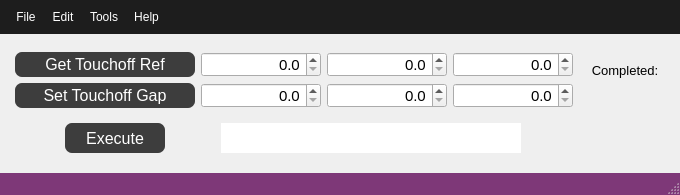
The window that src/ECM_gui/acs_dialog/window_touchoff.ui (dmherrington/ECM-Control-System) describes before a commit, drawn with Qt 5.
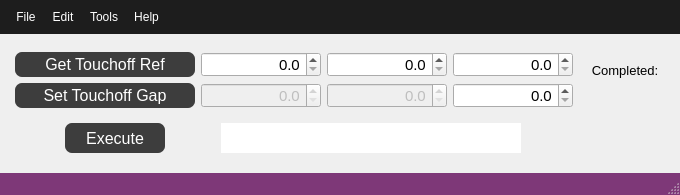
The same window after the commit. Custom widgets are drawn as their Qt base class.

Patch:
```diff
--- a/src/ECM_gui/acs_dialog/window_touchoff.ui
+++ b/src/ECM_gui/acs_dialog/window_touchoff.ui
@@ -340,6 +340,9 @@
         </item>
         <item>
          <widget class="QDoubleSpinBox" name="doubleSpinBox_InitialGapX">
+          <property name="enabled">
+           <bool>false</bool>
+          </property>
           <property name="minimumSize">
            <size>
             <width>120</width>
@@ -370,6 +373,9 @@
         </item>
         <item>
          <widget class="QDoubleSpinBox" name="doubleSpinBox_InitialGapY">
+          <property name="enabled">
+           <bool>false</bool>
+          </property>
           <property name="minimumSize">
            <size>
             <width>120</width>
```
